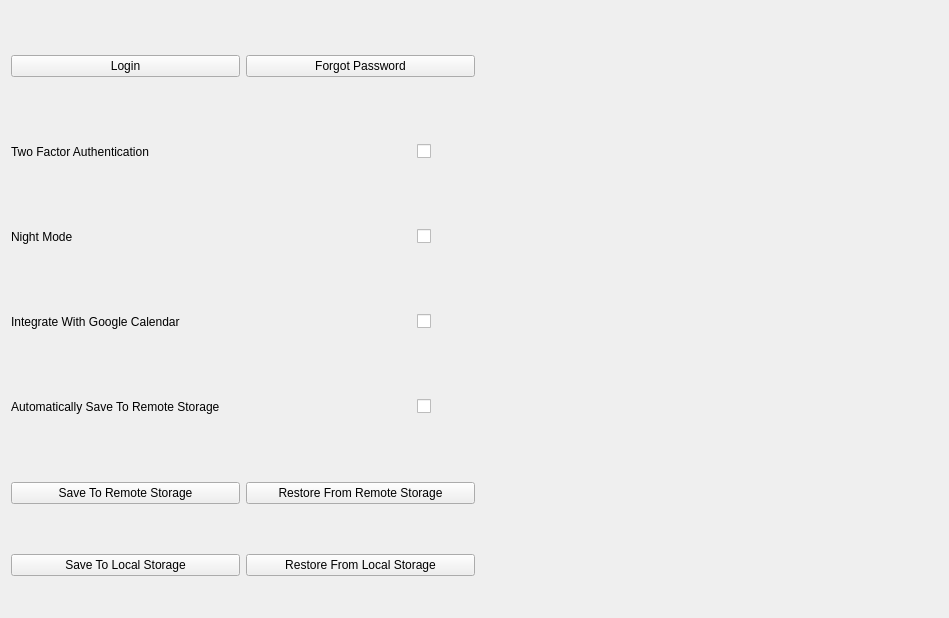
daniel-deru/WorkMate-3.0, file designs/xml/settings_tab.ui: the form before one commit.
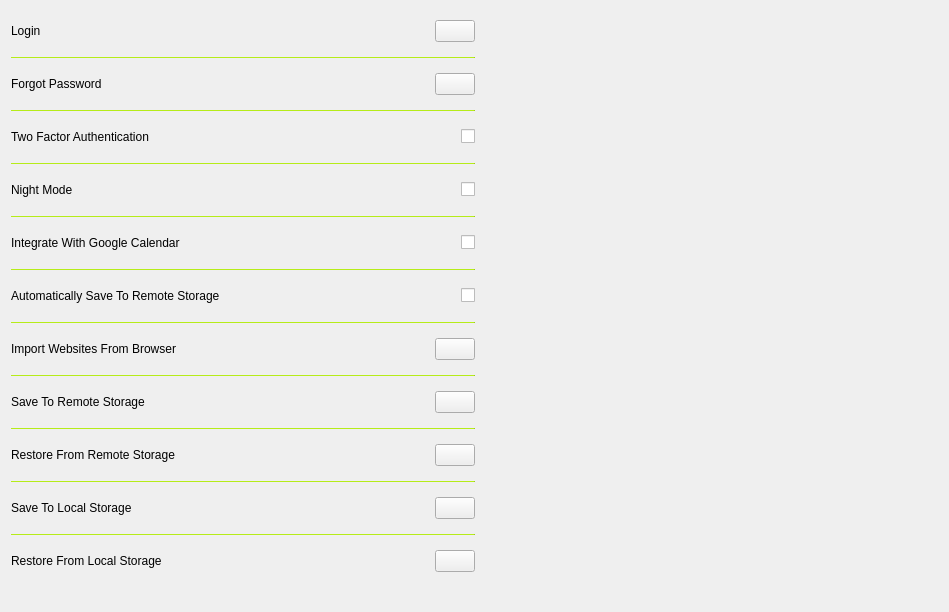
The form after the commit.

Commit message: added new icons and changed settings tab layout

What changed in the file:
```diff
--- a/designs/xml/settings_tab.ui
+++ b/designs/xml/settings_tab.ui
@@ -7,7 +7,7 @@
     <x>0</x>
     <y>0</y>
     <width>949</width>
-    <height>618</height>
+    <height>612</height>
    </rect>
   </property>
   <property name="windowTitle">
@@ -19,21 +19,24 @@
      <item>
       <layout class="QHBoxLayout" name="horizontalLayout_6">
        <property name="topMargin">
-        <number>15</number>
+        <number>0</number>
        </property>
        <property name="bottomMargin">
-        <number>15</number>
+        <number>0</number>
        </property>
        <item>
-        <widget class="QPushButton" name="btn_login">
+        <widget class="QLabel" name="lbl_login">
          <property name="sizePolicy">
-          <sizepolicy hsizetype="MinimumExpanding" vsizetype="Fixed">
+          <sizepolicy hsizetype="Expanding" vsizetype="Preferred">
            <horstretch>0</horstretch>
            <verstretch>0</verstretch>
           </sizepolicy>
          </property>
-         <property name="cursor">
-          <cursorShape>PointingHandCursor</cursorShape>
+         <property name="minimumSize">
+          <size>
+           <width>0</width>
+           <height>40</height>
+          </size>
          </property>
          <property name="text">
           <string>Login</string>
@@ -41,42 +44,125 @@
         </widget>
        </item>
        <item>
-        <widget class="QPushButton" name="btn_forgot_password">
+        <widget class="QPushButton" name="btn_login">
          <property name="sizePolicy">
-          <sizepolicy hsizetype="MinimumExpanding" vsizetype="Fixed">
+          <sizepolicy hsizetype="Minimum" vsizetype="Fixed">
            <horstretch>0</horstretch>
            <verstretch>0</verstretch>
           </sizepolicy>
          </property>
          <property name="cursor">
           <cursorShape>PointingHandCursor</cursorShape>
+         </property>
+         <property name="text">
+          <string/>
+         </property>
+        </widget>
+       </item>
+      </layout>
+     </item>
+     <item>
+      <widget class="QFrame" name="frame_5">
+       <property name="maximumSize">
+        <size>
+         <width>16777215</width>
+         <height>1</height>
+        </size>
+       </property>
+       <property name="styleSheet">
+        <string notr="true">background: #9ecd16;</string>
+       </property>
+       <property name="frameShape">
+        <enum>QFrame::HLine</enum>
+       </property>
+       <property name="frameShadow">
+        <enum>QFrame::Sunken</enum>
+       </property>
+       <property name="lineWidth">
+        <number>1</number>
+       </property>
+      </widget>
+     </item>
+     <item>
+      <layout class="QHBoxLayout" name="horizontalLayout_8">
+       <item>
+        <widget class="QLabel" name="lbl_forgot_password">
+         <property name="sizePolicy">
+          <sizepolicy hsizetype="Expanding" vsizetype="Preferred">
+           <horstretch>0</horstretch>
+           <verstretch>0</verstretch>
+          </sizepolicy>
+         </property>
+         <property name="minimumSize">
+          <size>
+           <width>0</width>
+           <height>40</height>
+          </size>
          </property>
          <property name="text">
           <string>Forgot Password</string>
          </property>
         </widget>
        </item>
+       <item>
+        <widget class="QPushButton" name="btn_forgot_password">
+         <property name="sizePolicy">
+          <sizepolicy hsizetype="Minimum" vsizetype="Fixed">
+           <horstretch>0</horstretch>
+           <verstretch>0</verstretch>
+          </sizepolicy>
+         </property>
+         <property name="cursor">
+          <cursorShape>PointingHandCursor</cursorShape>
+         </property>
+         <property name="text">
+          <string/>
+         </property>
+        </widget>
+       </item>
       </layout>
      </item>
+     <item>
+      <widget class="QFrame" name="frame">
+       <property name="maximumSize">
+        <size>
+         <width>16777215</width>
+         <height>1</height>
+        </size>
+       </property>
+       <property name="styleSheet">
+        <string notr="true">background:#9ecd16;</string>
+       </property>
+       <property name="frameShape">
+        <enum>QFrame::HLine</enum>
+       </property>
+       <property name="frameShadow">
+        <enum>QFrame::Sunken</enum>
+       </property>
+       <property name="lineWidth">
+        <number>1</number>
+       </property>
+      </widget>
+     </item>
      <item>
       <layout class="QHBoxLayout" name="horizontalLayout_7">
        <item>
         <widget class="QLabel" name="lbl_2fa">
          <property name="sizePolicy">
-          <sizepolicy hsizetype="Maximum" vsizetype="Preferred">
+          <sizepolicy hsizetype="Expanding" vsizetype="Preferred">
            <horstretch>0</horstretch>
            <verstretch>0</verstretch>
           </sizepolicy>
          </property>
          <property name="minimumSize">
           <size>
-           <width>400</width>
-           <height>50</height>
+           <width>0</width>
+           <height>40</height>
           </size>
          </property>
          <property name="maximumSize">
           <size>
-           <width>300</width>
+           <width>16777215</width>
            <height>16777215</height>
           </size>
          </property>
@@ -97,25 +183,44 @@
        </item>
       </layout>
      </item>
+     <item>
+      <widget class="QFrame" name="frame_6">
+       <property name="maximumSize">
+        <size>
+         <width>16777215</width>
+         <height>1</height>
+        </size>
+       </property>
+       <property name="styleSheet">
+        <string notr="true">background: #9ecd16;</string>
+       </property>
+       <property name="frameShape">
+        <enum>QFrame::HLine</enum>
+       </property>
+       <property name="frameShadow">
+        <enum>QFrame::Sunken</enum>
+       </property>
+      </widget>
+     </item>
      <item>
       <layout class="QHBoxLayout" name="hbox_night_mode">
        <item>
         <widget class="QLabel" name="lbl_night_mode">
          <property name="sizePolicy">
-          <sizepolicy hsizetype="Maximum" vsizetype="Preferred">
+          <sizepolicy hsizetype="Expanding" vsizetype="Preferred">
            <horstretch>0</horstretch>
            <verstretch>0</verstretch>
           </sizepolicy>
          </property>
          <property name="minimumSize">
           <size>
-           <width>400</width>
-           <height>50</height>
+           <width>0</width>
+           <height>40</height>
           </size>
          </property>
          <property name="maximumSize">
           <size>
-           <width>300</width>
+           <width>16777215</width>
            <height>16777215</height>
           </size>
          </property>
@@ -136,25 +241,47 @@
        </item>
       </layout>
      </item>
+     <item>
+      <widget class="QFrame" name="frame_7">
+       <property name="maximumSize">
+        <size>
+         <width>16777215</width>
+         <height>1</height>
+        </size>
+       </property>
+       <property name="styleSheet">
+        <string notr="true">background: #9ecd16;</string>
+       </property>
+       <property name="frameShape">
+        <enum>QFrame::HLine</enum>
+       </property>
+       <property name="frameShadow">
+        <enum>QFrame::Sunken</enum>
+       </property>
+       <property name="lineWidth">
+        <number>1</number>
+       </property>
+      </widget>
+     </item>
      <item>
       <layout class="QHBoxLayout" name="horizontalLayout_4">
        <item>
         <widget class="QLabel" name="lbl_calendar">
          <property name="sizePolicy">
-          <sizepolicy hsizetype="Maximum" vsizetype="Preferred">
+          <sizepolicy hsizetype="Expanding" vsizetype="Preferred">
            <horstretch>0</horstretch>
            <verstretch>0</verstretch>
           </sizepolicy>
          </property>
          <property name="minimumSize">
           <size>
-           <width>400</width>
-           <height>50</height>
+           <width>0</width>
+           <height>40</height>
           </size>
          </property>
          <property name="maximumSize">
           <size>
-           <width>300</width>
+           <width>16777215</width>
            <height>16777215</height>
           </size>
          </property>
@@ -175,25 +302,44 @@
        </item>
       </layout>
      </item>
+     <item>
+      <widget class="QFrame" name="frame_8">
+       <property name="maximumSize">
+        <size>
+         <width>16777215</width>
+         <height>1</height>
+        </size>
+       </property>
+       <property name="styleSheet">
+        <string notr="true">background: #9ecd16;</string>
+       </property>
+       <property name="frameShape">
+        <enum>QFrame::HLine</enum>
+       </property>
+       <property name="frameShadow">
+        <enum>QFrame::Sunken</enum>
+       </property>
+      </widget>
+     </item>
      <item>
       <layout class="QHBoxLayout" name="horizontalLayout_10">
        <item>
         <widget class="QLabel" name="lbl_auto_save">
          <property name="sizePolicy">
-          <sizepolicy hsizetype="Maximum" vsizetype="Preferred">
+          <sizepolicy hsizetype="Expanding" vsizetype="Preferred">
            <horstretch>0</horstretch>
            <verstretch>0</verstretch>
           </sizepolicy>
          </property>
          <property name="minimumSize">
           <size>
-           <width>400</width>
-           <height>50</height>
+           <width>0</width>
+           <height>40</height>
           </size>
          </property>
          <property name="maximumSize">
           <size>
-           <width>300</width>
+           <width>16777215</width>
            <height>16777215</height>
           </size>
          </property>
@@ -214,24 +360,98 @@
        </item>
       </layout>
      </item>
+     <item>
+      <widget class="QFrame" name="frame_9">
+       <property name="maximumSize">
+        <size>
+         <width>16777215</width>
+         <height>1</height>
+        </size>
+       </property>
+       <property name="styleSheet">
+        <string notr="true">background: #9ecd16;</string>
+       </property>
+       <property name="frameShape">
+        <enum>QFrame::HLine</enum>
+       </property>
+       <property name="frameShadow">
+        <enum>QFrame::Sunken</enum>
+       </property>
+      </widget>
+     </item>
+     <item>
+      <layout class="QHBoxLayout" name="horizontalLayout">
+       <item>
+        <widget class="QLabel" name="lbl_browser_web_import">
+         <property name="sizePolicy">
+          <sizepolicy hsizetype="Expanding" vsizetype="Preferred">
+           <horstretch>0</horstretch>
+           <verstretch>0</verstretch>
+          </sizepolicy>
+         </property>
+         <property name="minimumSize">
+          <size>
+           <width>0</width>
+           <height>40</height>
+          </size>
+         </property>
+         <property name="text">
+          <string>Import Websites From Browser</string>
+         </property>
+        </widget>
+       </item>
+       <item>
+        <widget class="QPushButton" name="btn_browser_web_import">
+         <property name="cursor">
+          <cursorShape>PointingHandCursor</cursorShape>
+         </property>
+         <property name="text">
+          <string/>
+         </property>
+        </widget>
+       </item>
+      </layout>
+     </item>
+     <item>
+      <widget class="QFrame" name="frame_3">
+       <property name="maximumSize">
+        <size>
+         <width>16777215</width>
+         <height>1</height>
+        </size>
+       </property>
+       <property name="styleSheet">
+        <string notr="true">background: #9ecd16;</string>
+       </property>
+       <property name="frameShape">
+        <enum>QFrame::HLine</enum>
+       </property>
+       <property name="frameShadow">
+        <enum>QFrame::Sunken</enum>
+       </property>
+      </widget>
+     </item>
      <item>
       <layout class="QHBoxLayout" name="horizontalLayout_2">
        <property name="topMargin">
-        <number>15</number>
+        <number>0</number>
        </property>
        <property name="bottomMargin">
-        <number>15</number>
+        <number>0</number>
        </property>
        <item>
-        <widget class="QPushButton" name="btn_save_google_drive">
+        <widget class="QLabel" name="lbl_save_remote">
          <property name="sizePolicy">
-          <sizepolicy hsizetype="MinimumExpanding" vsizetype="Fixed">
+          <sizepolicy hsizetype="Expanding" vsizetype="Preferred">
            <horstretch>0</horstretch>
            <verstretch>0</verstretch>
           </sizepolicy>
          </property>
-         <property name="cursor">
-          <cursorShape>PointingHandCursor</cursorShape>
+         <property name="minimumSize">
+          <size>
+           <width>0</width>
+           <height>40</height>
+          </size>
          </property>
          <property name="text">
           <string>Save To Remote Storage</string>
@@ -239,29 +459,118 @@
         </widget>
        </item>
        <item>
-        <widget class="QPushButton" name="btn_google_drive_sync">
+        <widget class="QPushButton" name="btn_save_google_drive">
          <property name="sizePolicy">
-          <sizepolicy hsizetype="MinimumExpanding" vsizetype="Fixed">
+          <sizepolicy hsizetype="Minimum" vsizetype="Fixed">
            <horstretch>0</horstretch>
            <verstretch>0</verstretch>
           </sizepolicy>
          </property>
          <property name="cursor">
           <cursorShape>PointingHandCursor</cursorShape>
+         </property>
+         <property name="text">
+          <string/>
+         </property>
+        </widget>
+       </item>
+      </layout>
+     </item>
+     <item>
+      <widget class="QFrame" name="frame_10">
+       <property name="maximumSize">
+        <size>
+         <width>16777215</width>
+         <height>1</height>
+        </size>
+       </property>
+       <property name="styleSheet">
+        <string notr="true">background: #9ecd16;</string>
+       </property>
+       <property name="frameShape">
+        <enum>QFrame::HLine</enum>
+       </property>
+       <property name="frameShadow">
+        <enum>QFrame::Sunken</enum>
+       </property>
+      </widget>
+     </item>
+     <item>
+      <layout class="QHBoxLayout" name="horizontalLayout_11">
+       <item>
+        <widget class="QLabel" name="lbl_restore_remote">
+         <property name="sizePolicy">
+          <sizepolicy hsizetype="Expanding" vsizetype="Preferred">
+           <horstretch>0</horstretch>
+           <verstretch>0</verstretch>
+          </sizepolicy>
+         </property>
+         <property name="minimumSize">
+          <size>
+           <width>0</width>
+           <height>40</height>
+          </size>
          </property>
          <property name="text">
           <string>Restore From Remote Storage</string>
          </property>
         </widget>
        </item>
-      </layout>
-     </item>
-     <item>
-      <layout class="QHBoxLayout" name="horizontalLayout_8">
        <item>
-        <widget class="QPushButton" name="btn_save_local">
+        <widget class="QPushButton" name="btn_google_drive_sync">
+         <property name="sizePolicy">
+          <sizepolicy hsizetype="Minimum" vsizetype="Fixed">
+           <horstretch>0</horstretch>
+           <verstretch>0</verstretch>
+          </sizepolicy>
+         </property>
          <property name="cursor">
           <cursorShape>PointingHandCursor</cursorShape>
+         </property>
+         <property name="text">
+          <string/>
+         </property>
+        </widget>
+       </item>
+      </layout>
+     </item>
+     <item>
+      <widget class="QFrame" name="frame_2">
+       <property name="maximumSize">
+        <size>
+         <width>16777215</width>
+         <height>1</height>
+        </size>
+       </property>
+       <property name="styleSheet">
+        <string notr="true">background: #9ecd16;</string>
+       </property>
+       <property name="frameShape">
+        <enum>QFrame::HLine</enum>
+       </property>
+       <property name="frameShadow">
+        <enum>QFrame::Sunken</enum>
+       </property>
+       <property name="lineWidth">
+        <number>1</number>
+       </property>
+      </widget>
+     </item>
+     <item>
+      <layout class="QHBoxLayout" name="horizontalLayout_9">
+       <item>
+        <widget class="QLabel" name="lbl_save_local">
+         <property name="sizePolicy">
+          <sizepolicy hsizetype="Expanding" vsizetype="Preferred">
+           <horstretch>0</horstretch>
+           <verstretch>0</verstretch>
+          </sizepolicy>
+         </property>
+         <property name="minimumSize">
+          <size>
+           <width>0</width>
+           <height>40</height>
+          </size>
          </property>
          <property name="text">
           <string>Save To Local Storage</string>
@@ -269,15 +578,67 @@
         </widget>
        </item>
        <item>
-        <widget class="QPushButton" name="btn_restore_local">
+        <widget class="QPushButton" name="btn_save_local">
          <property name="cursor">
           <cursorShape>PointingHandCursor</cursorShape>
+         </property>
+         <property name="text">
+          <string/>
+         </property>
+        </widget>
+       </item>
+      </layout>
+     </item>
+     <item>
+      <widget class="QFrame" name="frame_11">
+       <property name="maximumSize">
+        <size>
+         <width>16777215</width>
+         <height>1</height>
+        </size>
+       </property>
+       <property name="styleSheet">
+        <string notr="true">background: #9ecd16;</string>
+       </property>
+       <property name="frameShape">
+        <enum>QFrame::HLine</enum>
+       </property>
+       <property name="frameShadow">
+        <enum>QFrame::Sunken</enum>
+       </property>
+      </widget>
+     </item>
+     <item>
+      <layout class="QHBoxLayout" name="horizontalLayout_3">
+       <item>
+        <widget class="QLabel" name="lbl_restore_local">
+         <property name="sizePolicy">
+          <sizepolicy hsizetype="Expanding" vsizetype="Preferred">
+           <horstretch>0</horstretch>
+           <verstretch>0</verstretch>
+          </sizepolicy>
+         </property>
+         <property name="minimumSize">
+          <size>
+           <width>0</width>
+           <height>40</height>
+          </size>
          </property>
          <property name="text">
           <string>Restore From Local Storage</string>
          </property>
         </widget>
        </item>
+       <item>
+        <widget class="QPushButton" name="btn_restore_local">
+         <property name="cursor">
+          <cursorShape>PointingHandCursor</cursorShape>
+         </property>
+         <property name="text">
+          <string/>
+         </property>
+        </widget>
+       </item>
       </layout>
      </item>
     </layout>
```
The commit also changes 18 other files.
